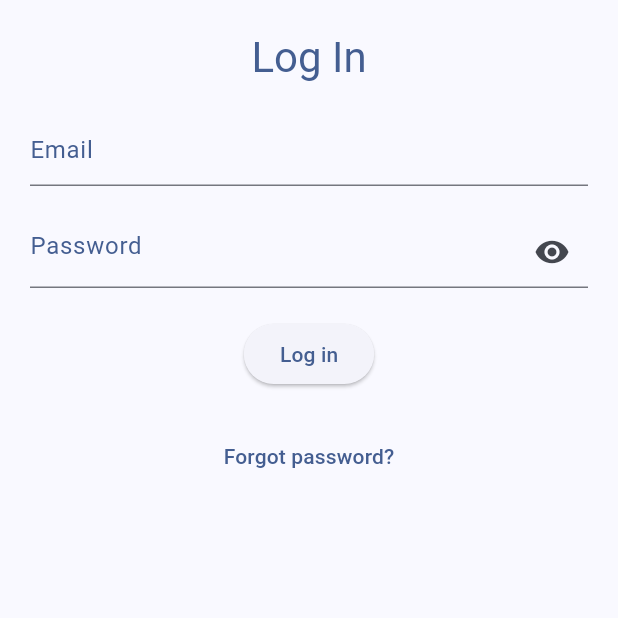
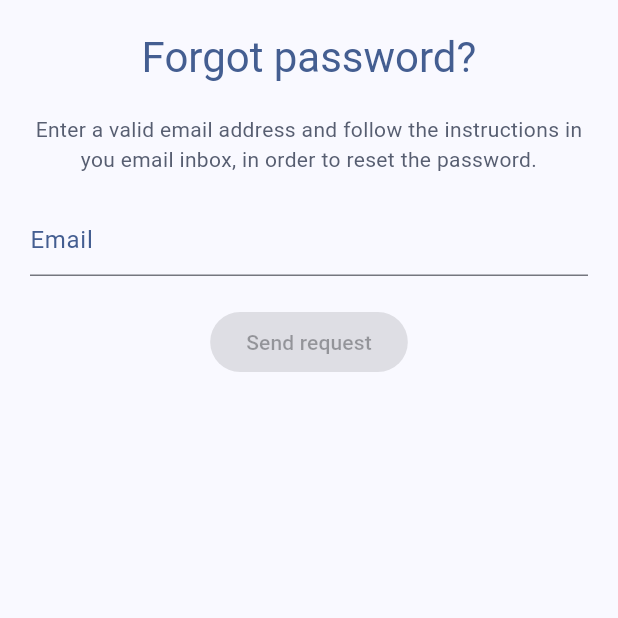
Before and after one commit to DimaIpatii/my_note_flutter_app, a Flutter app: the screen it shows after launch, on a phone screen of 412 x 824 dp, the top half of it. Run offline on Flutter 3.47's test engine with Material 3 defaults, Android fonts, the phone set to English and light mode, and no system bars.

Commit message:
Forgot password screen development

```diff
--- a/lib/main.dart
+++ b/lib/main.dart
@@ -1,7 +1,5 @@
 import 'package:flutter/material.dart';
-
-import 'views/inputs/email_text_field_view.dart';
-import 'views/inputs/password_field_view.dart';
+import 'screens/forgot_password_scrren_view.dart';
 
 void main() {
   runApp(const MyApp());
@@ -19,106 +17,7 @@ class MyApp extends StatelessWidget {
         colorScheme: ColorScheme.fromSeed(seedColor: Colors.blueAccent),
         useMaterial3: true,
       ),
-      home: const LogInScreenView(),
+      home: const ForgotPasswordFormScreenView(),
     );
   }
 }
-
-class LogInScreenView extends StatefulWidget {
-  const LogInScreenView({super.key});
-
-  @override
-  State<LogInScreenView> createState() => _LogInScreenViewState();
-}
-
-class _LogInScreenViewState extends State<LogInScreenView> {
-  @override
-  Widget build(BuildContext context) {
-    return Scaffold(
-      body: Padding(
-        padding: const EdgeInsets.all(20),
-        child: Center(
-          child: Column(
-            children: [
-              Text(
-                "Log In",
-                //style: Theme.of(context).textTheme.headlineMedium,
-                style: Theme.of(context).textTheme.headlineMedium?.copyWith(
-                      color: Theme.of(context).colorScheme.primary,
-                    ),
-              ),
-              const SizedBox(
-                height: 20,
-              ),
-              const LogInFormView(),
-              const SizedBox(
-                height: 20,
-              ),
-              TextButton(
-                  onPressed: () {}, child: const Text("Forgot password?"))
-            ],
-          ),
-        ),
-      ),
-    );
-  }
-}
-
-class LogInFormView extends StatefulWidget {
-  const LogInFormView({super.key});
-
-  @override
-  State<LogInFormView> createState() => _LogInFormView();
-}
-
-class _LogInFormView extends State<LogInFormView> {
-  final GlobalKey<FormState> _formStateKey = GlobalKey<FormState>();
-
-  final TextEditingController _emailController = TextEditingController();
-  final TextEditingController _passwordController = TextEditingController();
-
-  @override
-  Widget build(BuildContext context) {
-    return Form(
-      key: _formStateKey,
-      child: Column(
-        children: [
-          EmailTextFieldView(
-            emailController: _emailController,
-            isRequired: true,
-          ),
-          const SizedBox(
-            height: 20,
-          ),
-          PasswordFieldView(
-            passwordController: _passwordController,
-            isRequired: true,
-          ),
-          const SizedBox(
-            height: 20,
-          ),
-          ElevatedButton(
-            onPressed: () {
-              _formStateKey.currentState!.validate();
-            },
-            child: const Text("Log in"),
-          )
-        ],
-      ),
-    );
-  }
-}
-
-class ForgotPasswordFormView extends StatefulWidget {
-  const ForgotPasswordFormView({super.key});
-
-  @override
-  State<ForgotPasswordFormView> createState() => _ForgotPasswordFormView();
-}
-
-class _ForgotPasswordFormView extends State<ForgotPasswordFormView> {
-  @override
-  Widget build(BuildContext context) {
-    return Container();
-  }
-}
--- /dev/null
+++ b/lib/screens/forgot_password_scrren_view.dart
@@ -0,0 +1,43 @@
+import "package:flutter/material.dart";
+
+import "../views/forms/forgot_password_form.dart";
+
+class ForgotPasswordFormScreenView extends StatelessWidget {
+  const ForgotPasswordFormScreenView({super.key});
+
+  @override
+  Widget build(BuildContext context) {
+    return Scaffold(
+      body: Padding(
+        padding: const EdgeInsets.all(20),
+        child: Center(
+          child: Column(
+            children: [
+              Text(
+                "Forgot password?",
+                //style: Theme.of(context).textTheme.headlineMedium,
+                style: Theme.of(context).textTheme.headlineMedium?.copyWith(
+                      color: Theme.of(context).colorScheme.primary,
+                    ),
+              ),
+              const SizedBox(
+                height: 20,
+              ),
+              Text(
+                "Enter a valid email address and follow the instructions in you email inbox, in order to reset the password.",
+                style: Theme.of(context).textTheme.bodyMedium?.copyWith(
+                      color: Theme.of(context).colorScheme.secondary,
+                    ),
+                textAlign: TextAlign.center,
+              ),
+              const SizedBox(
+                height: 20,
+              ),
+              const ForgotPasswordFormView()
+            ],
+          ),
+        ),
+      ),
+    );
+  }
+}
--- /dev/null
+++ b/lib/views/forms/forgot_password_form.dart
@@ -0,0 +1,47 @@
+import "package:flutter/material.dart";
+
+import "../inputs/email_text_field_view.dart";
+
+class ForgotPasswordFormView extends StatefulWidget {
+  const ForgotPasswordFormView({super.key});
+
+  @override
+  State<ForgotPasswordFormView> createState() => _ForgotPasswordFormView();
+}
+
+class _ForgotPasswordFormView extends State<ForgotPasswordFormView> {
+  bool _isSendRequestDisable = true;
+
+  final GlobalKey<FormState> _globalFormKey = GlobalKey<FormState>();
+  final TextEditingController _emailController = TextEditingController();
+
+  @override
+  Widget build(BuildContext context) {
+    return Form(
+        key: _globalFormKey,
+        child: Column(
+          children: [
+            EmailTextFieldView(
+              emailController: _emailController,
+              isRequired: true,
+              onChanged: (value, isValid) {
+                setState(() {
+                  _isSendRequestDisable = !isValid;
+                });
+              },
+            ),
+            const SizedBox(
+              height: 20,
+            ),
+            ElevatedButton(
+              onPressed: _isSendRequestDisable
+                  ? null
+                  : () {
+                      _globalFormKey.currentState?.validate();
+                    },
+              child: const Text("Send request"),
+            )
+          ],
+        ));
+  }
+}
--- a/lib/views/inputs/email_text_field_view.dart
+++ b/lib/views/inputs/email_text_field_view.dart
@@ -5,8 +5,8 @@ class EmailTextFieldView extends StatelessWidget {
   final String hintText;
   final bool isRequired;
   final AutovalidateMode? autovalidateMode;
-  final Function(String)? onChanged;
-  final Function(String)? onSubmitted;
+  final Function(String value, bool isValid)? onChanged;
+  final Function(String value, bool isValid)? onSubmitted;
 
   const EmailTextFieldView({
     super.key,
@@ -41,8 +41,16 @@ class EmailTextFieldView extends StatelessWidget {
       keyboardType: TextInputType.emailAddress,
       autovalidateMode:
           (isRequired == true) ? autovalidateMode : AutovalidateMode.disabled,
-      onChanged: onChanged,
-      onFieldSubmitted: onSubmitted,
+      onChanged: (value) {
+        if (onChanged != null) {
+          onChanged!(value, _emailValidator(value) == null);
+        }
+      },
+      onFieldSubmitted: (value) {
+        if (onSubmitted != null) {
+          onSubmitted!(value, _emailValidator(value) == null);
+        }
+      },
       decoration: InputDecoration(
         hintText: hintText,
         hintStyle: TextStyle(
```
Also changed, not shown: lib/screens/log_in_screen_view.dart (added, +42 -0 lines), lib/views/forms/log_in_form_view.dart (added, +50 -0 lines), lib/views/inputs/password_field_view.dart (+21 -6 lines), lib/screens/log_in_screen.dart (deleted).
